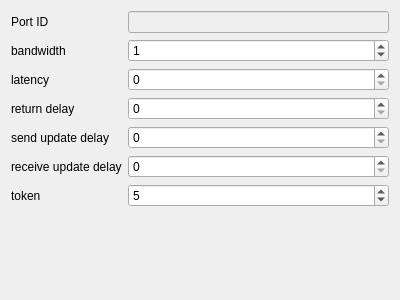
This is dialogs/portdatadialog.ui in SammyEnigma/Soc-Performance-Evaluation as Qt 5 draws it before an edit. The edited form follows.
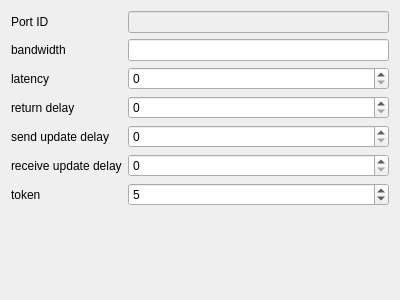
This is the edited form.

What changed in the file:
```diff
--- a/dialogs/portdatadialog.ui
+++ b/dialogs/portdatadialog.ui
@@ -40,13 +40,6 @@
        </property>
       </widget>
      </item>
-     <item row="1" column="1">
-      <widget class="QSpinBox" name="spinBox">
-       <property name="value">
-        <number>1</number>
-       </property>
-      </widget>
-     </item>
      <item row="2" column="0">
       <widget class="QLabel" name="label_3">
        <property name="toolTip">
@@ -108,6 +101,9 @@
        </property>
       </widget>
      </item>
+     <item row="1" column="1">
+      <widget class="QLineEdit" name="lineEdit_2"/>
+     </item>
     </layout>
    </item>
   </layout>
```
